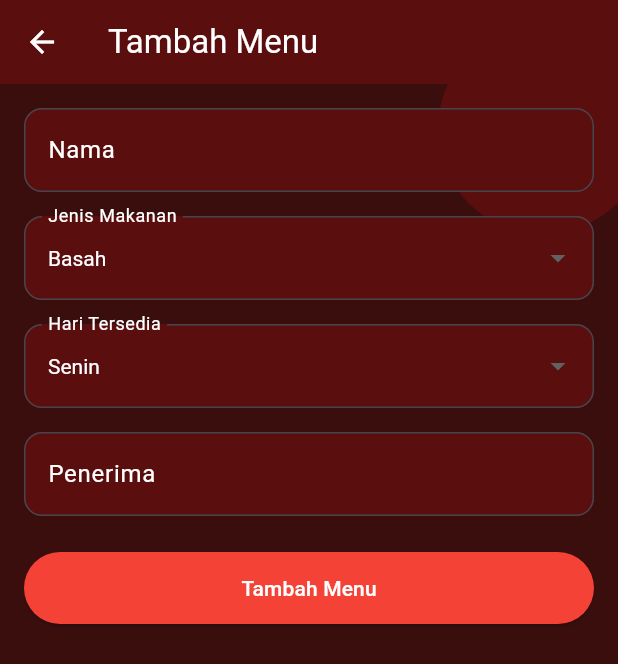
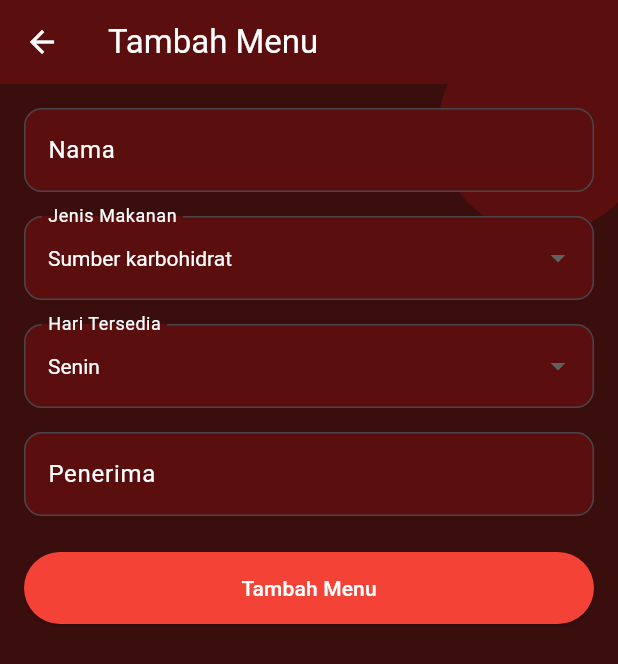
Before and after one commit to Lowland19/project_rpll, a Flutter app: the FormMenuScreen screen opened directly, on a phone screen of 412 x 824 dp. Shown: the top 664 px of the screen. Run offline on Flutter 3.47's test engine with Material 3 defaults, Android fonts, the phone set to English and light mode, and no system bars; our stand-ins replace camera, supabase_flutter; accounts and stored records are empty.

Commit message:
24/11/2025 Nambah dropdown jenismakanan

```diff
--- a/lib/screens/form_menu_screen.dart
+++ b/lib/screens/form_menu_screen.dart
@@ -12,7 +12,7 @@ class FormMenuScreen extends StatefulWidget {
 class _FormMenuScreenState extends State<FormMenuScreen> {
   final namaController = TextEditingController();
   final penerimaController = TextEditingController();
-  String? jenisMakanan = 'Basah';
+  String? jenisMakanan = 'Sumber karbohidrat';
   String? hariTersedia = 'Senin';
 
   Future<void> tambahMenu() async {
@@ -76,8 +76,8 @@ class _FormMenuScreenState extends State<FormMenuScreen> {
                 ),
                 const SizedBox(height: 16),
                 DropdownButtonFormField<String>(
-                  initialValue: 'Basah',
-                  dropdownColor: const Color(0xFF5A0E0E),
+                    initialValue: 'Sumber karbohidrat',
+                    dropdownColor: const Color(0xFF5A0E0E),
                   style: const TextStyle(color: Colors.white),
                   decoration: InputDecoration(
                     labelText: "Jenis Makanan",
@@ -91,14 +91,37 @@ class _FormMenuScreenState extends State<FormMenuScreen> {
                   onChanged: (value) {
                     setState(() => jenisMakanan = value);
                   },
-                  items: const [
-                    DropdownMenuItem(
-                        value: 'Basah',
-                        child: Text('Basah', style: TextStyle(color: Colors.white))),
-                    DropdownMenuItem(
-                        value: 'Kering',
-                        child: Text('Kering', style: TextStyle(color: Colors.white))),
-                  ],
+                    items: const [
+                      DropdownMenuItem(
+                        value: 'Sumber karbohidrat',
+                        child: Text('Sumber karbohidrat', style: TextStyle(color: Colors.white)),
+                      ),
+                      DropdownMenuItem(
+                        value: 'Protein hewani',
+                        child: Text('Protein hewani', style: TextStyle(color: Colors.white)),
+                      ),
+                      DropdownMenuItem(
+                        value: 'Protein nabati',
+                        child: Text('Protein nabati', style: TextStyle(color: Colors.white)),
+                      ),
+                      DropdownMenuItem(
+                        value: 'Sayur',
+                        child: Text('Sayur', style: TextStyle(color: Colors.white)),
+                      ),
+                      DropdownMenuItem(
+                        value: 'Buah',
+                        child: Text('Buah', style: TextStyle(color: Colors.white)),
+                      ),
+                      DropdownMenuItem(
+                        value: 'Sumber lemak',
+                        child: Text('Sumber lemak', style: TextStyle(color: Colors.white)),
+                      ),
+                      DropdownMenuItem(
+                        value: 'Susu',
+                        child: Text('Susu', style: TextStyle(color: Colors.white)),
+                      ),
+                    ]
+
                 ),
                 const SizedBox(height: 16),
                 DropdownButtonFormField<String>(
```
